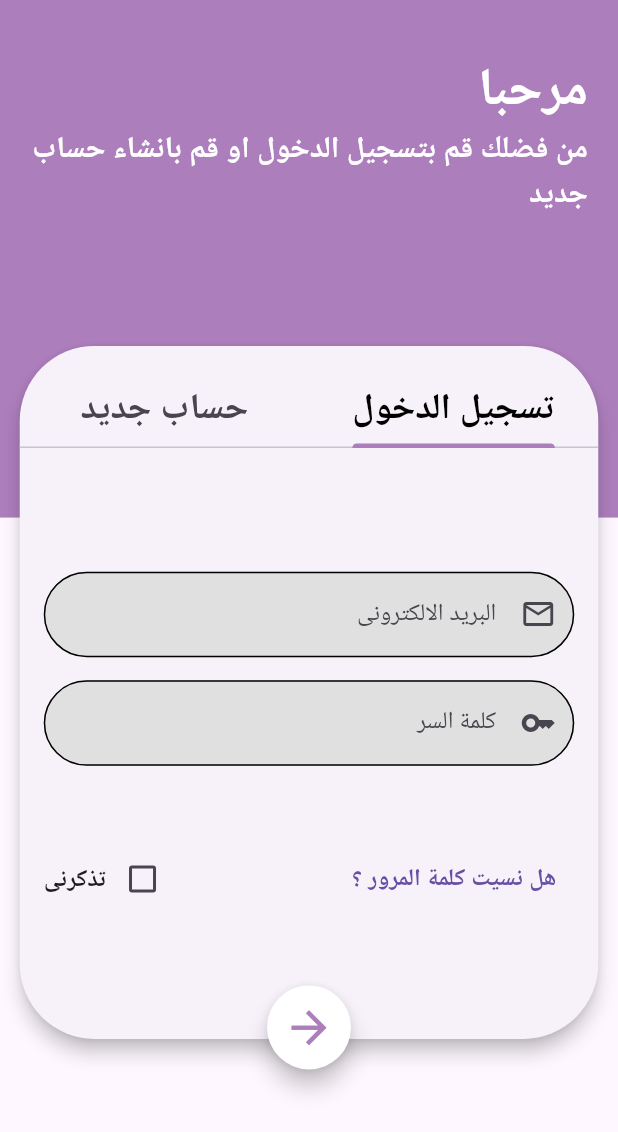
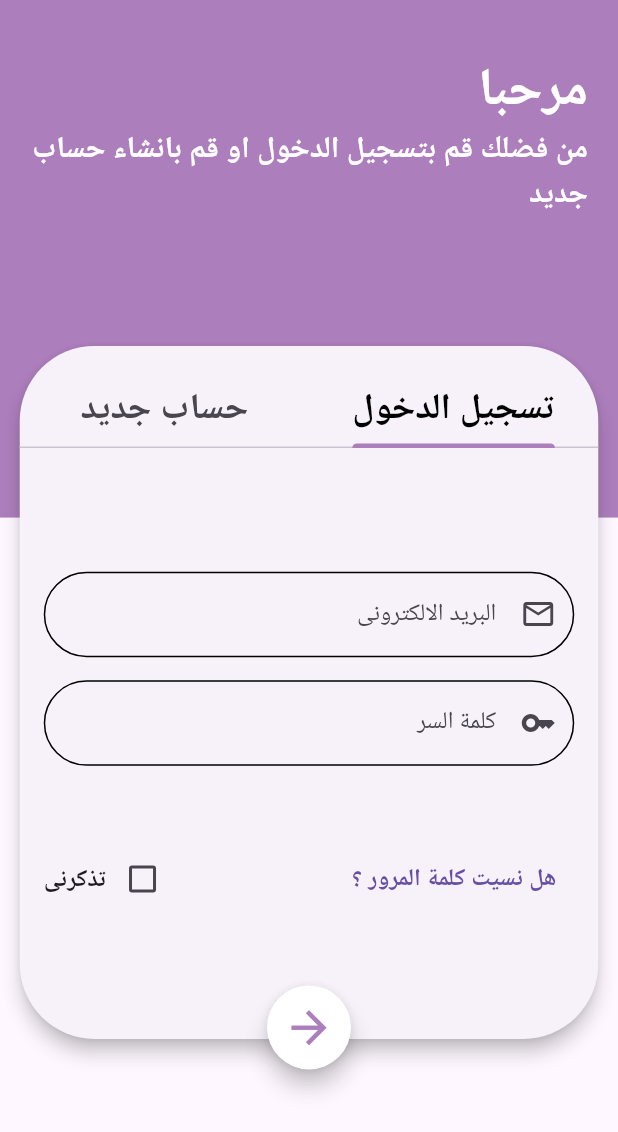
Before and after one commit to engkemo1/medical_support, a Flutter app: the screen it shows after launch, after a tap on "ابداء الان", after a tap on "صيدلية", on a phone screen of 412 x 824 dp. Shown: the top 1132 px of the screen. Run offline on Flutter 3.47's test engine with Material 3 defaults, Android fonts, the phone set to English and light mode, and no system bars; our stand-ins replace device_preview, dio, easy_splash_screen, flutter_screenutil, shared_preferences.

Commit message:
Refactor custom_text_field.dart to remove unnecessary code and improve readability

```diff
--- a/lib/core/widgets/custom_text_field.dart
+++ b/lib/core/widgets/custom_text_field.dart
@@ -23,15 +23,12 @@ class CustomTextField extends StatelessWidget {
   @override
   Widget build(BuildContext context) {
     return TextFormField(
-
       cursorColor: kPrimaryColor,
       onSaved: onSaved,
       onChanged: onChanged,
       obscureText: obscureText,
       decoration: InputDecoration(
-        filled: true,
-        fillColor: Colors.grey.shade300,
-        prefixIcon: prefixIcon,
+                                     prefixIcon: prefixIcon,
         hintText: labelText,
         suffixIconColor: kGreyColor,
         enabledBorder: OutlineInputBorder(
```
